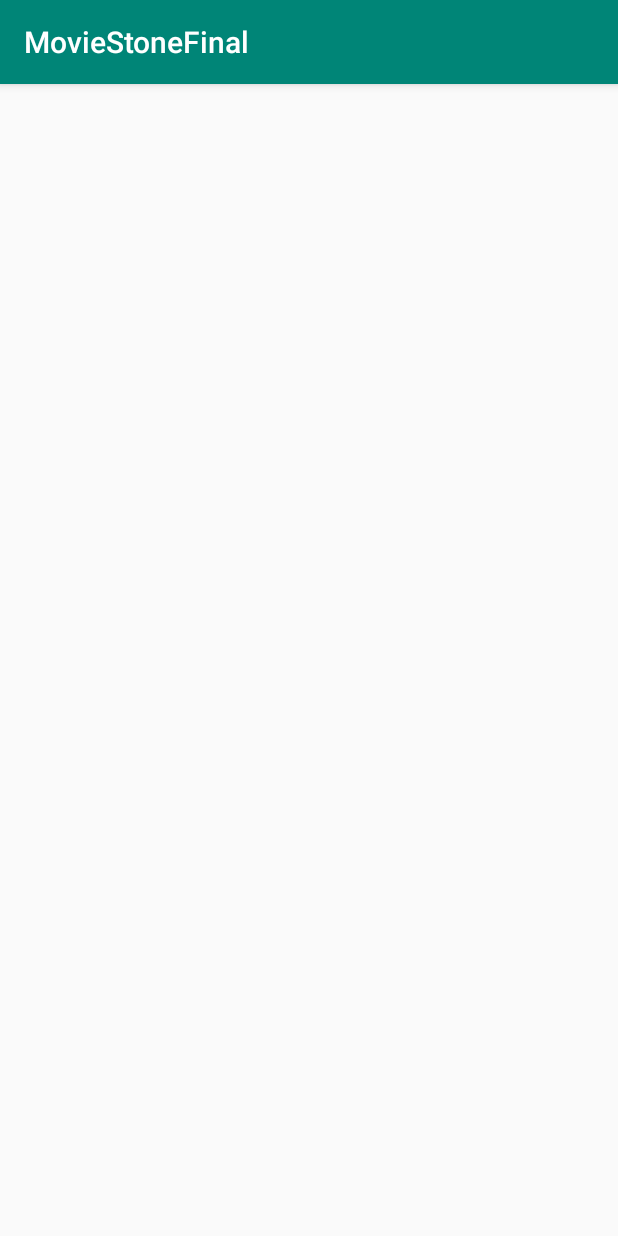
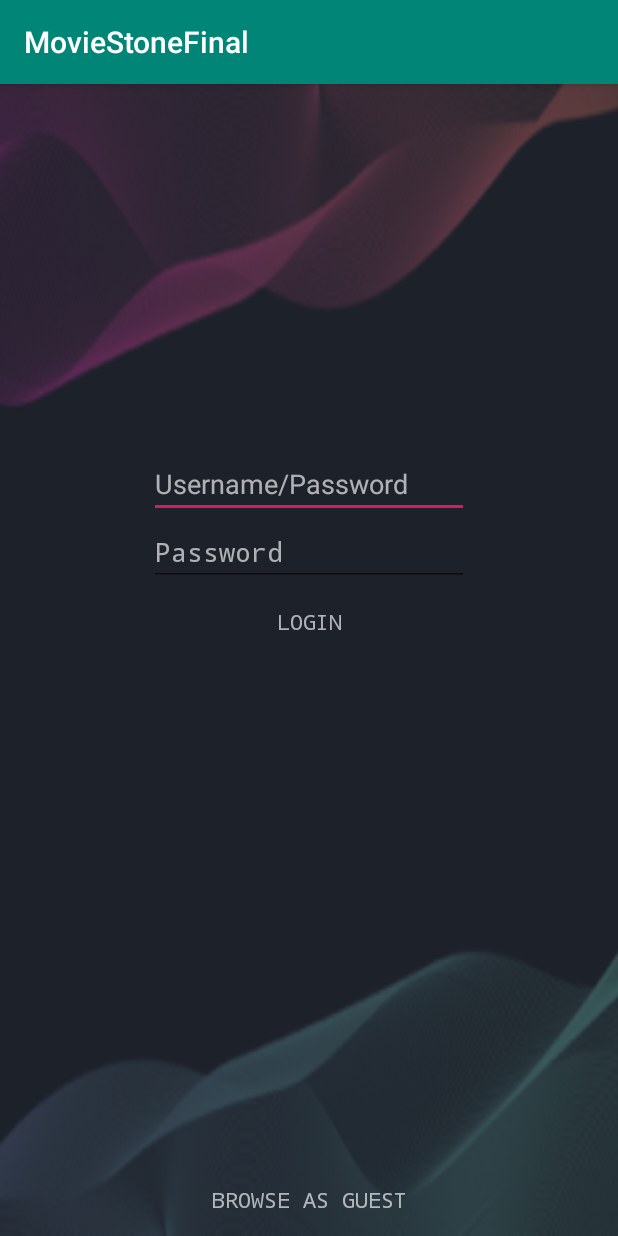
Before and after one commit to MikeStoneColumbia/MovieStoneFinal, an Android app: the screen it shows after launch (MainActivity before the commit, SignUp after it), on a phone screen of 412 x 824 dp. Run offline under Robolectric (Android 15) with nearby library versions, the phone set to English and light mode, and no system bars; libraries missing offline, so code that uses them is left out: com.loopj.android, cz.msebera.android.

```diff
--- a/app/src/main/AndroidManifest.xml
+++ b/app/src/main/AndroidManifest.xml
@@ -11,8 +11,10 @@
         android:roundIcon="@mipmap/ic_launcher_round"
         android:supportsRtl="true"
         android:theme="@style/AppTheme">
-        <activity android:name=".MovieDetails"></activity>
-        <activity android:name=".MainActivity">
+        <activity android:name=".SignUp"></activity>
+        <activity android:name=".CurrentMovies" />
+        <activity android:name=".MovieDetails" />
+        <activity android:name=".MainActivity" android:noHistory="true">
             <intent-filter>
                 <action android:name="android.intent.action.MAIN" />
 
--- a/app/src/main/java/com/stoneco/moviestonefinal/MainActivity.java
+++ b/app/src/main/java/com/stoneco/moviestonefinal/MainActivity.java
@@ -1,5 +1,7 @@
 package com.stoneco.moviestonefinal;
 
+import android.content.Intent;
+import android.os.CountDownTimer;
 import android.support.v7.app.AppCompatActivity;
 import android.os.Bundle;
 import android.support.v7.widget.LinearLayoutManager;
@@ -20,54 +22,38 @@ import cz.msebera.android.httpclient.Header;
 
 public class MainActivity extends AppCompatActivity {
 
-    private static final String MOVIE_URL = "https://api.themoviedb.org/3/movie/now_playing?api_key=a07e22bc18f5cb106bfe4cc1f83ad8ed";
-    List<Movie> movies;
-
     @Override
     protected void onCreate(Bundle savedInstanceState) {
         super.onCreate(savedInstanceState);
         setContentView(R.layout.activity_main);
 
-        //Instantiating stuff
-        RecyclerView rvMovies = findViewById(R.id.rvMovies);
-        movies = new ArrayList<>();
-        final ComplexRecyclerViewAdapter adapter = new ComplexRecyclerViewAdapter(movies,this);
 
-        //Setting the adapter
-        rvMovies.setLayoutManager(new LinearLayoutManager(this,LinearLayoutManager.VERTICAL,false));
-        rvMovies.setAdapter(adapter);
+        new CountDownTimer(3000,1000){
 
-        //Making Async Object to use the API
-        AsyncHttpClient webHandler = new AsyncHttpClient();
-        webHandler.get(MOVIE_URL,new JsonHttpResponseHandler(){
 
             @Override
-            public void onSuccess(int statusCode, Header[] headers, JSONObject response) { // if we succeed in getting a return
-                super.onSuccess(statusCode, headers, response);
+            public void onTick(long l) {
 
-                try{
 
-                    JSONArray movieInfo = response.getJSONArray("results"); // get the "results" Array and store it;
-                    movies.addAll(Movie.jsonToMoive(movieInfo)); // In Movie class there is a method called jsonToMovie that returns an ArrayList of Movies
-                    adapter.notifyDataSetChanged(); // Something we can see in logcat when new info is loaded
-                    Log.d("movieInfo", movieInfo.toString());
-
-                }catch (JSONException e){
-
-                    e.printStackTrace();
-
-                }
 
             }
 
             @Override
-            public void onFailure(int statusCode, Header[] headers, String responseString, Throwable throwable) {
-                super.onFailure(statusCode, headers, responseString, throwable);
-                Log.d("ERROR", throwable.toString());
+            public void onFinish() {
+
+                startSignUp();
 
             }
-        });
+        }.start();
+
+    }
+
+    public void startSignUp(){
+
+        Intent intent = new Intent(this,SignUp.class);
+        startActivity(intent);
+
+    }
 
 
-    }
 }
--- /dev/null
+++ b/app/src/main/java/com/stoneco/moviestonefinal/SignUp.java
@@ -0,0 +1,69 @@
+package com.stoneco.moviestonefinal;
+
+import android.content.Intent;
+import android.support.v7.app.AppCompatActivity;
+import android.os.Bundle;
+import android.util.Log;
+import android.view.View;
+import android.widget.Button;
+import android.widget.EditText;
+
+public class SignUp extends AppCompatActivity {
+
+    private Button guestBtn;
+    private EditText username;
+    private EditText password;
+    private Button loginBtn;
+    private final static int GUEST = 0;
+    private final static int USER = 1;
+
+    @Override
+    protected void onCreate(Bundle savedInstanceState) {
+        super.onCreate(savedInstanceState);
+        setContentView(R.layout.activity_sign_up);
+
+        guestBtn = findViewById(R.id.guestBtn);
+        username = findViewById(R.id.username);
+        password = findViewById(R.id.password);
+        loginBtn = findViewById(R.id.loginBtn);
+
+        guestBtn.setOnClickListener(new View.OnClickListener() {
+            @Override
+            public void onClick(View view) {
+
+                startCurrentMovies(view);
+
+            }
+        });
+
+        loginBtn.setOnClickListener(new View.OnClickListener() {
+            @Override
+            public void onClick(View view) {
+
+                startCurrentMovies(view);
+
+            }
+        });
+
+    }
+
+    public void startCurrentMovies(View v){
+
+        Intent i = new Intent(this,CurrentMovies.class);
+
+        if(v.getId() == R.id.guestBtn){
+
+            i.putExtra("LoginValue", GUEST);
+
+
+        }else{
+
+            i.putExtra("LoginValue", USER);
+
+        }
+
+        startActivity(i);
+
+    }
+
+}
--- /dev/null
+++ b/app/src/main/res/layout/activity_sign_up.xml
@@ -0,0 +1,61 @@
+<?xml version="1.0" encoding="utf-8"?>
+<android.support.constraint.ConstraintLayout xmlns:android="http://schemas.android.com/apk/res/android"
+    xmlns:app="http://schemas.android.com/apk/res-auto"
+    xmlns:tools="http://schemas.android.com/tools"
+    android:layout_width="match_parent"
+    android:layout_height="match_parent"
+    android:background="@drawable/dark_theme_1"
+    tools:context=".SignUp">
+
+    <EditText
+        android:id="@+id/username"
+        android:layout_width="wrap_content"
+        android:layout_height="wrap_content"
+        android:layout_marginTop="244dp"
+        android:ems="10"
+        android:hint="Username/Password"
+        android:inputType="textPersonName"
+        android:textColorHint="#A6FFFFFF"
+        app:layout_constraintEnd_toEndOf="parent"
+        app:layout_constraintStart_toStartOf="parent"
+        app:layout_constraintTop_toTopOf="parent" />
+
+    <EditText
+        android:id="@+id/password"
+        android:layout_width="wrap_content"
+        android:layout_height="wrap_content"
+        android:ems="10"
+        android:fontFamily="monospace"
+        android:hint="Password"
+        android:inputType="textPersonName"
+        android:textColor="#A6FFFFFF"
+        android:textColorHint="#A6FFFFFF"
+        app:layout_constraintEnd_toEndOf="parent"
+        app:layout_constraintStart_toStartOf="parent"
+        app:layout_constraintTop_toBottomOf="@+id/username" />
+
+    <Button
+        android:id="@+id/guestBtn"
+        android:layout_width="wrap_content"
+        android:layout_height="wrap_content"
+        android:background="@android:color/transparent"
+        android:fontFamily="monospace"
+        android:text="Browse as Guest"
+        android:textColor="#A6FFFFFF"
+        app:layout_constraintBottom_toBottomOf="parent"
+        app:layout_constraintEnd_toEndOf="parent"
+        app:layout_constraintStart_toStartOf="parent" />
+
+    <Button
+        android:id="@+id/loginBtn"
+        android:layout_width="wrap_content"
+        android:layout_height="wrap_content"
+        android:background="@android:color/transparent"
+        android:fontFamily="monospace"
+        android:text="Login"
+
+        android:textColor="#A6FFFFFF"
+        app:layout_constraintEnd_toEndOf="parent"
+        app:layout_constraintStart_toStartOf="parent"
+        app:layout_constraintTop_toBottomOf="@+id/password" />
+</android.support.constraint.ConstraintLayout>
```
Also changed, not shown: app/src/main/java/com/stoneco/moviestonefinal/CurrentMovies.java (added, +77 -0 lines), app/src/main/res/layout/activity_current_movies.xml (added, +13 -0 lines), app/src/main/res/layout/activity_main.xml (+20 -6 lines), app/src/main/res/layout/activity_movie_details.xml (+6 -5 lines), app/src/main/res/drawable/dark_theme_1.png (added), app/src/main/res/drawable/dark_theme_2.jpg (added).
